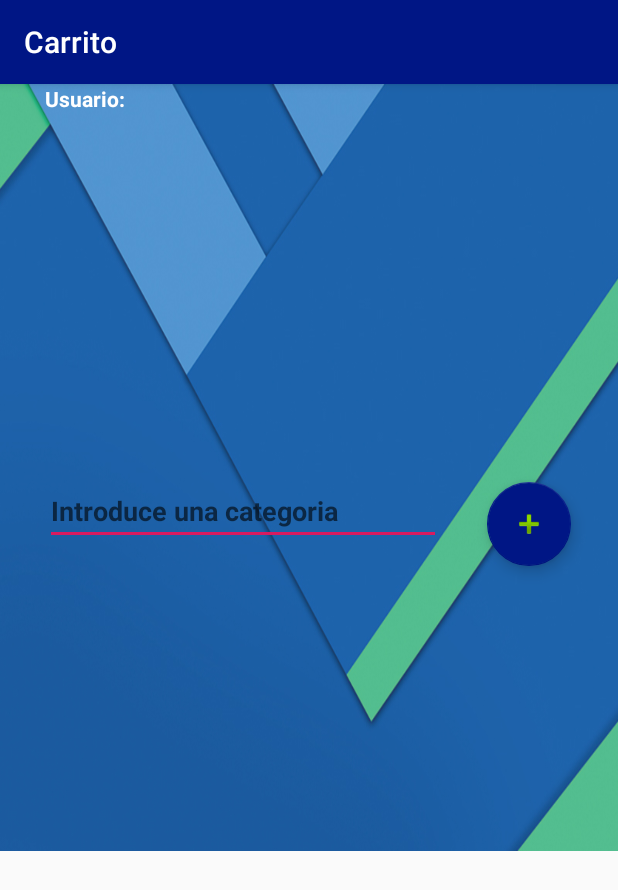
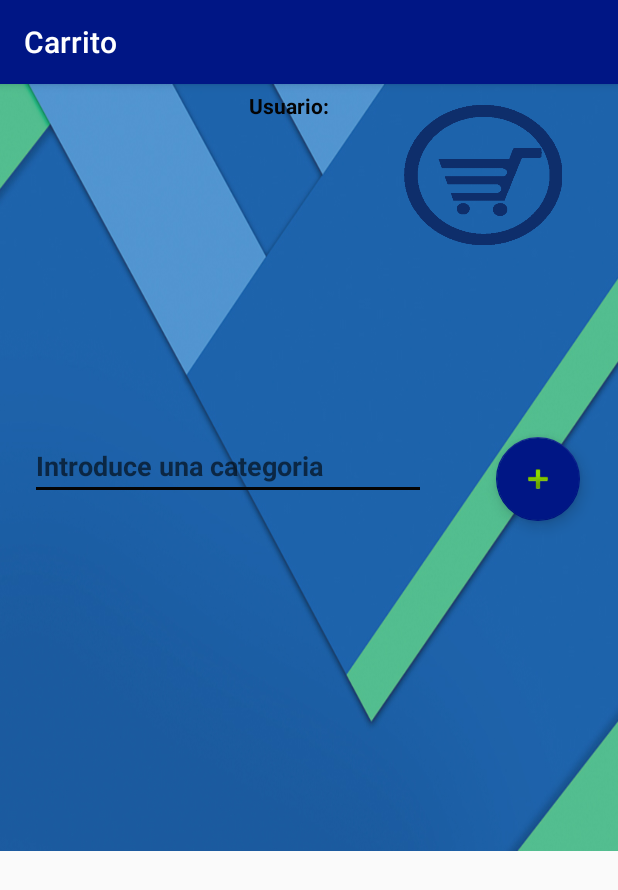
Before and after one commit to Daniel160490/demoAndroid, an Android app: the MainActivity screen opened directly, with no data from a screen before it, on a phone screen of 412 x 824 dp. Shown: the top 890 px of the screen. Run offline under Robolectric (Android 15) with nearby library versions, the phone set to English and light mode, and no system bars.

```diff
--- a/CarritoB/app/src/main/res/layout/activity_list_category.xml
+++ b/CarritoB/app/src/main/res/layout/activity_list_category.xml
@@ -14,7 +14,7 @@
         tools:layout_editor_absoluteX="60dp"
         tools:layout_editor_absoluteY="0dp"
         tools:ignore="MissingConstraints">
-
+<!--
         <TextView
             android:id="@+id/textView"
             android:layout_width="166dp"
@@ -38,7 +38,7 @@
             android:layout_marginEnd="34dp"
             android:layout_weight="1"
             android:textColor="@android:color/white" />
-
+-->
         <TextView
             android:id="@+id/cabecera"
             android:layout_width="wrap_content"
--- a/CarritoB/app/src/main/res/layout/activity_main.xml
+++ b/CarritoB/app/src/main/res/layout/activity_main.xml
@@ -4,6 +4,7 @@
     xmlns:tools="http://schemas.android.com/tools"
     android:layout_width="match_parent"
     android:layout_height="match_parent"
+    xmlns:card_view="http://schemas.android.com/apk/res-auto"
     tools:context=".MainActivity">
 
     <RelativeLayout
@@ -12,8 +13,32 @@
         android:background="@drawable/back"
         android:orientation="horizontal"
         tools:ignore="MissingConstraints"
-        tools:layout_editor_absoluteX="37dp"
+        tools:layout_editor_absoluteX="67dp"
         tools:layout_editor_absoluteY="0dp">
+
+
+        <TextView
+            android:id="@+id/nombre"
+            android:layout_width="80dp"
+            android:layout_height="wrap_content"
+            android:layout_above="@+id/TVusername"
+            android:layout_centerHorizontal="true"
+            android:layout_marginBottom="-24dp"
+            android:text="Usuario: "
+            android:textAlignment="textStart"
+            android:textColor="@color/colorAccent"
+            android:textStyle="bold" />
+
+
+        <TextView
+            android:id="@+id/TVusername"
+            android:layout_width="75dp"
+            android:layout_height="wrap_content"
+            android:layout_alignParentTop="true"
+            android:layout_centerHorizontal="true"
+            android:layout_marginTop="44dp"
+            android:textColor="@android:color/black" />
+
 
         <EditText
             android:id="@+id/idText"
@@ -21,36 +46,12 @@
             android:layout_height="wrap_content"
             android:layout_alignParentStart="true"
             android:layout_alignParentBottom="true"
-            android:layout_marginStart="30dp"
-            android:layout_marginBottom="204dp"
+            android:layout_marginStart="20dp"
+            android:layout_marginBottom="234dp"
             android:hint="@string/categoria"
-            android:textColor="@android:color/white"
-            android:textStyle="bold"
-            app:layout_constraintBottom_toBottomOf="parent"
-            app:layout_constraintLeft_toLeftOf="parent"
-            app:layout_constraintRight_toRightOf="parent"
-            app:layout_constraintTop_toTopOf="parent" />
-
-
-        <TextView
-            android:id="@+id/nombre"
-            android:layout_width="80dp"
-            android:layout_height="wrap_content"
-            android:layout_alignStart="@+id/idText"
-            android:layout_alignBottom="@+id/TVusername"
-            android:layout_marginBottom="0dp"
-            android:text="Usuario: "
-            android:textAlignment="textStart"
             android:textColor="@android:color/white"
             android:textStyle="bold" />
 
-
-        <TextView
-            android:id="@+id/TVusername"
-            android:layout_width="92dp"
-            android:layout_height="wrap_content"
-            android:layout_alignEnd="@+id/button2"
-            android:layout_alignParentTop="true" />
 
         <android.support.design.widget.FloatingActionButton
             android:id="@+id/floatingActionButton"
@@ -59,12 +60,24 @@
             android:layout_alignTop="@+id/idText"
             android:layout_alignParentEnd="true"
             android:layout_marginTop="3dp"
-            android:layout_marginEnd="31dp"
+            android:layout_marginEnd="25dp"
             android:clickable="true"
             android:onClick="recibirDatos"
             app:backgroundTint="@color/design_default_color_primary_dark"
             app:srcCompat="@android:drawable/ic_input_add" />
 
+        <ImageView
+            android:id="@+id/imageView4"
+            android:layout_width="105dp"
+            android:layout_height="93dp"
+            android:layout_alignParentTop="true"
+            android:layout_alignParentEnd="true"
+            android:layout_marginTop="14dp"
+            android:layout_marginEnd="37dp"
+            android:adjustViewBounds="true"
+            android:background="@drawable/cn"
+            tools:srcCompat="@tools:sample/avatars[3]" />
+
 
     </RelativeLayout>
 
--- a/CarritoB/app/src/main/res/values/colors.xml
+++ b/CarritoB/app/src/main/res/values/colors.xml
@@ -2,6 +2,6 @@
 <resources>
     <color name="colorPrimary">#001685</color>
     <color name="colorPrimaryDark">#00574B</color>
-    <color name="colorAccent">#D81B60</color>
+    <color name="colorAccent">#040404</color>
     <color name="design_default_color_primary_dark">#001685</color>
 </resources>
```
Also changed, not shown: CarritoB/app/build.gradle (+6 -3 lines), CarritoB/app/src/main/java/es/indra/carritob/ListCategoryActivity.java (+6 -5 lines), CarritoB/app/src/main/res/layout/activity_login.xml (+15 -5 lines).
